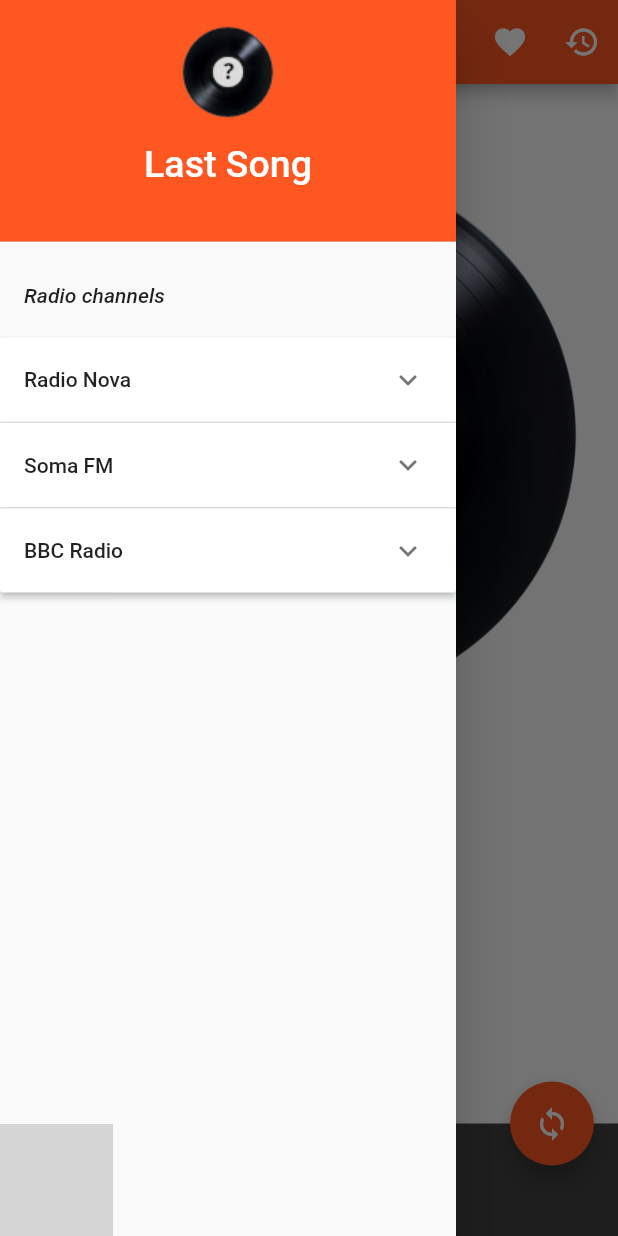
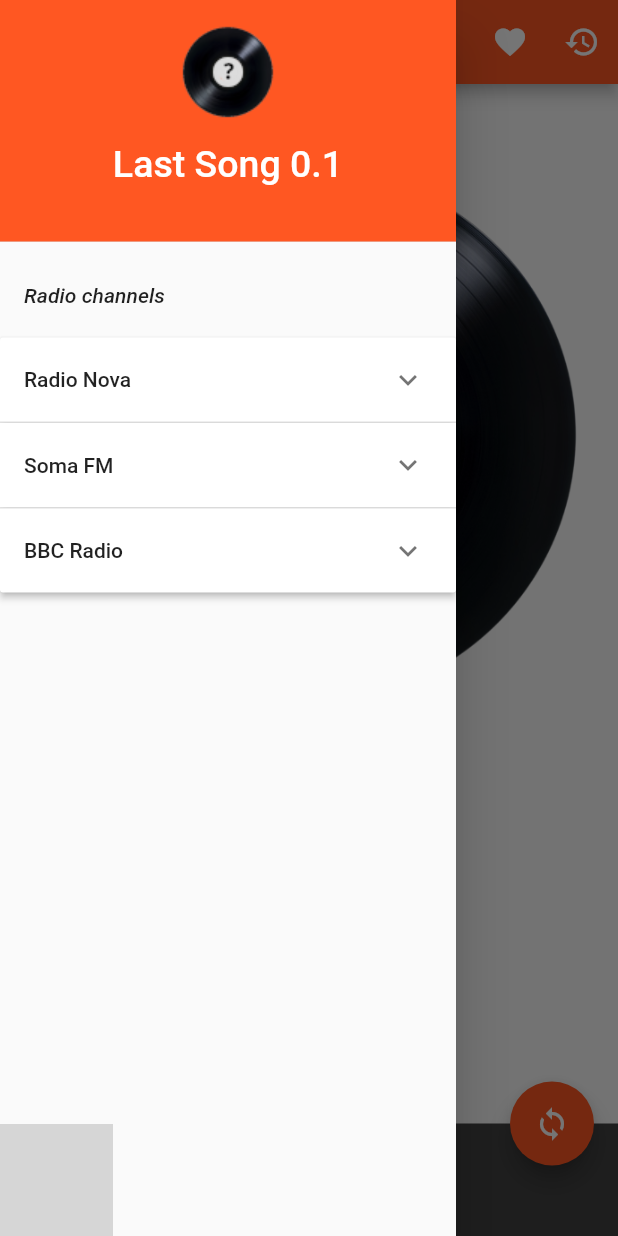
Before and after one commit to solsticedhiver/last_song, a Flutter app: the screen it shows after launch, with the side drawer open, on a phone screen of 412 x 824 dp. Run offline on Flutter 3.47's test engine with Material 2 defaults, Android fonts, the light colour scheme and no system bars; our stand-ins replace cached_network_image, html_unescape, shared_preferences, timezone; missing offline and left inert: web_scraper; network calls fail; grey boxes are pictures that could not be loaded.

Commit message:
Use an AppConfig for string configuration
* use our custom UserAgent for http related call
* load first favorites if any is loaded from prefs

```diff
--- a/lib/helpers.dart
+++ b/lib/helpers.dart
@@ -131,3 +131,10 @@
     diffusionDate = track.diffusionDate;
   }
 }
+
+class AppConfig {
+  static const String name = 'Last Song';
+  static const String version = '0.1';
+  static const String url = 'https://github.com/solsticedhiver/last_song';
+  static String userAgent = '${name.replaceAll(' ', '')}/$version +$url';
+}
--- a/lib/main.dart
+++ b/lib/main.dart
@@ -50,7 +50,7 @@
   @override
   Widget build(BuildContext context) {
     return MaterialApp(
-      title: 'Flutter Demo',
+      title: AppConfig.name,
       theme: ThemeData(
         //useMaterial3: true,
         primarySwatch: Colors.deepOrange,
@@ -119,13 +119,13 @@
         _favorites.map((e) => cm.channels[e].subchannel.codename).toList());
   }
 
-  void _loadFavorites() async {
+  Future<void> _loadFavorites() async {
     final prefs = await SharedPreferences.getInstance();
     final fs = prefs.getStringList('favorites');
     List<int> tmpFavorites = [];
+    final cm = Provider.of<ChannelManager>(context, listen: false);
 
     if (fs != null) {
-      final cm = Provider.of<ChannelManager>(context, listen: false);
       for (var f in fs) {
         bool found = false;
         int indx = 0;
@@ -141,6 +141,9 @@
         }
       }
       _favorites.addAll(tmpFavorites);
+    }
+    if (_favorites.isNotEmpty) {
+      cm.changeChannel(_favorites.first);
     }
   }
 
@@ -222,7 +225,7 @@
                   width: 15,
                   height: 15,
                 ),
-                const Text('Last Song',
+                const Text('${AppConfig.name} ${AppConfig.version}',
                     style: TextStyle(color: Colors.white, fontSize: 25)),
               ],
             ),
@@ -964,11 +967,11 @@
   @override
   void initState() {
     super.initState();
-    _fetchCurrentTrack();
-    setState(() {
-      timer = _launchTimer();
+    timer = _launchTimer();
+    Future.delayed(Duration.zero, () async {
+      await _loadFavorites();
+      _fetchCurrentTrack();
     });
-    _loadFavorites();
   }
 
   Timer _launchTimer() {
```
Also changed, not shown: lib/bandcamp.dart (+17 -12 lines), lib/bbcone.dart (+11 -3 lines), lib/discogs.dart (+25 -9 lines), lib/nova.dart (+11 -9 lines), lib/somafm.dart (+18 -7 lines).
